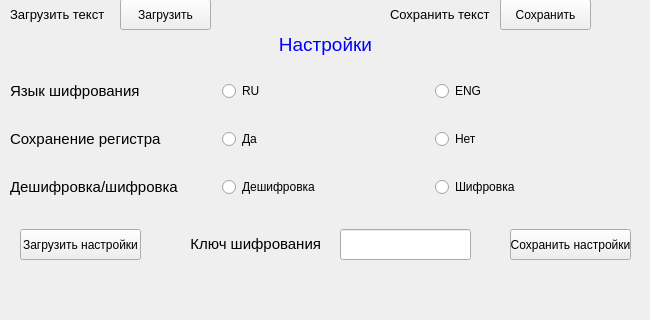
The window that caesar_main.ui (RoketFlame/amgine) describes before a commit, drawn with Qt 5; both pictures show x 0 to 650 and y 270 to 590 of the 650 by 590 pixel window.
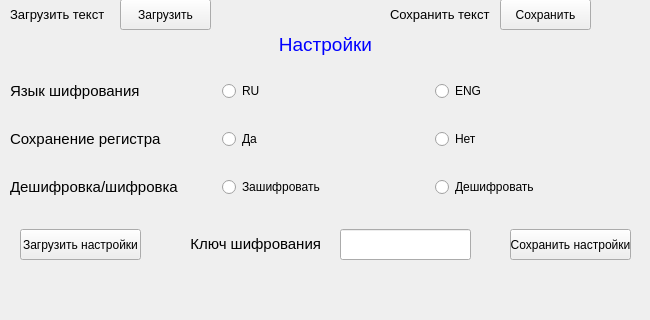
The same window after the commit.

The edit to the form file:
```diff
--- a/caesar_main.ui
+++ b/caesar_main.ui
@@ -199,26 +199,6 @@
        </attribute>
       </widget>
      </item>
-     <item row="2" column="2">
-      <widget class="QRadioButton" name="rb_crypt_code">
-       <property name="text">
-        <string>Шифровка</string>
-       </property>
-       <attribute name="buttonGroup">
-        <string notr="true">btn_group_crypt</string>
-       </attribute>
-      </widget>
-     </item>
-     <item row="2" column="1">
-      <widget class="QRadioButton" name="rb_crypt_decode">
-       <property name="text">
-        <string>Дешифровка</string>
-       </property>
-       <attribute name="buttonGroup">
-        <string notr="true">btn_group_crypt</string>
-       </attribute>
-      </widget>
-     </item>
      <item row="0" column="0">
       <widget class="QLabel" name="label_7">
        <property name="text">
@@ -243,6 +223,26 @@
        </attribute>
       </widget>
      </item>
+     <item row="2" column="1">
+      <widget class="QRadioButton" name="rb_crypt_code">
+       <property name="text">
+        <string>Зашифровать</string>
+       </property>
+       <attribute name="buttonGroup">
+        <string notr="true">btn_group_crypt</string>
+       </attribute>
+      </widget>
+     </item>
+     <item row="2" column="2">
+      <widget class="QRadioButton" name="rb_crypt_decode">
+       <property name="text">
+        <string>Дешифровать</string>
+       </property>
+       <attribute name="buttonGroup">
+        <string notr="true">btn_group_crypt</string>
+       </attribute>
+      </widget>
+     </item>
     </layout>
    </widget>
    <widget class="QLabel" name="label_8">
```
Left out of the diff: 2 changed lines with no effect on the pictures.
